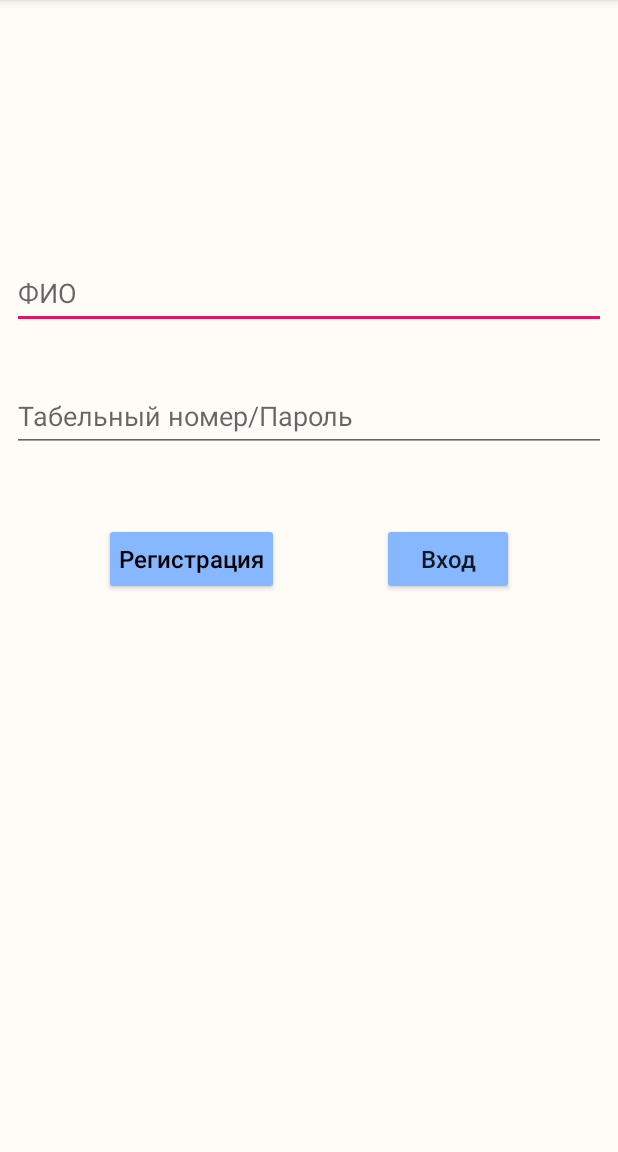
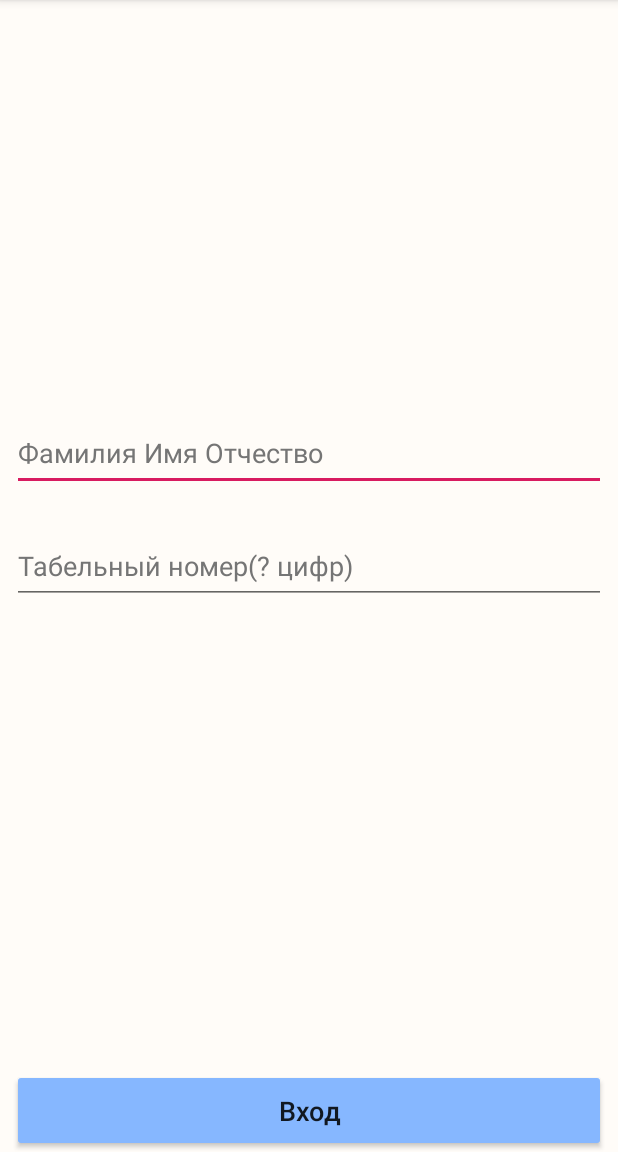
Before and after one commit to Dmitriy2077/Phone_Numbers_List, an Android app: the layout activity_login.xml on its own in the app's theme, with its tools: preview values and no code run, on a phone screen of 412 x 824 dp, the part 84-1236 px from its top. Run offline under Robolectric (Android 15) with nearby library versions, the phone set to English and light mode, and no system bars.

Commit message:
Setup Firebase. Add binding. Some Changes in LoginActivity.kt.

```diff
--- a/app/src/main/AndroidManifest.xml
+++ b/app/src/main/AndroidManifest.xml
@@ -19,7 +19,7 @@
             android:name=".department.DepartmentsListActivity"
             android:exported="false" />
         <activity
-            android:name=".LaunchActivity"
+            android:name=".LoginActivity"
             android:exported="true">
             <intent-filter>
                 <action android:name="android.intent.action.MAIN" />
--- a/app/src/main/res/layout/activity_launch.xml
+++ b/app/src/main/res/layout/activity_login.xml
@@ -5,7 +5,7 @@
     android:layout_width="match_parent"
     android:layout_height="match_parent"
     android:background="@color/dark_white"
-    tools:context=".LaunchActivity">
+    tools:context=".LoginActivity">
 
     <androidx.appcompat.widget.Toolbar
         android:id="@+id/app_toolbar"
@@ -24,19 +24,20 @@
     <EditText
         android:id="@+id/username"
         android:layout_width="0dp"
-        android:layout_height="wrap_content"
+        android:layout_height="50dp"
         android:layout_marginStart="8dp"
         android:layout_marginEnd="8dp"
+        android:layout_marginBottom="25dp"
+        android:autofillHints=""
         android:ems="10"
         android:hint="@string/hide_login"
         android:inputType="textEmailAddress"
-        android:minHeight="48dp"
+        android:minHeight="50dp"
+        android:textColorHint="#757575"
         app:layout_constraintBottom_toTopOf="@+id/password"
         app:layout_constraintEnd_toEndOf="parent"
         app:layout_constraintHorizontal_bias="0.497"
-        app:layout_constraintStart_toStartOf="parent"
-        app:layout_constraintTop_toTopOf="parent"
-        app:layout_constraintVertical_bias="0.87" />
+        app:layout_constraintStart_toStartOf="parent" />
 
     <EditText
         android:id="@+id/password"
@@ -46,48 +47,31 @@
         android:layout_marginEnd="8dp"
         android:ems="10"
         android:hint="@string/hide_password"
+        android:importantForAutofill="no"
         android:inputType="textPassword"
-        android:minHeight="48dp"
+        android:minHeight="50dp"
+        android:textColorHint="#757575"
         app:layout_constraintBottom_toBottomOf="parent"
         app:layout_constraintEnd_toEndOf="parent"
-        app:layout_constraintHorizontal_bias="0.497"
+        app:layout_constraintHorizontal_bias="1.0"
         app:layout_constraintStart_toStartOf="parent"
         app:layout_constraintTop_toTopOf="parent"
-        app:layout_constraintVertical_bias="0.399" />
-
-    <Button
-        android:id="@+id/registration"
-        android:layout_width="wrap_content"
-        android:layout_height="wrap_content"
-        android:backgroundTint="@color/light_blue"
-        android:onClick="onClick"
-        android:padding="10dp"
-        android:text="@string/btn_registration"
-        android:textAllCaps="false"
-        android:textColor="@color/black"
-        android:textSize="16sp"
-        app:layout_constraintBottom_toBottomOf="parent"
-        app:layout_constraintEnd_toStartOf="@+id/login"
-        app:layout_constraintHorizontal_bias="0.5"
-        app:layout_constraintStart_toStartOf="parent"
-        app:layout_constraintTop_toBottomOf="@+id/password"
-        app:layout_constraintVertical_bias="0.113" />
+        app:layout_constraintVertical_bias="0.528" />
 
     <Button
         android:id="@+id/login"
-        android:layout_width="88dp"
+        android:layout_width="0dp"
         android:layout_height="wrap_content"
         android:backgroundTint="@color/light_blue"
-        android:onClick="onClick"
-        android:padding="10dp"
+        android:padding="15dp"
         android:text="@string/btn_login"
         android:textAllCaps="false"
-        android:textSize="16sp"
+        android:textSize="18sp"
         app:layout_constraintBottom_toBottomOf="parent"
-        app:layout_constraintEnd_toEndOf="parent"
-        app:layout_constraintHorizontal_bias="0.5"
-        app:layout_constraintStart_toEndOf="@+id/registration"
+        app:layout_constraintEnd_toEndOf="@+id/password"
+        app:layout_constraintHorizontal_bias="0.0"
+        app:layout_constraintStart_toStartOf="@+id/password"
         app:layout_constraintTop_toBottomOf="@+id/password"
-        app:layout_constraintVertical_bias="0.113" />
+        app:layout_constraintVertical_bias="1.0" />
 
 </androidx.constraintlayout.widget.ConstraintLayout>
--- a/app/src/main/res/values/strings.xml
+++ b/app/src/main/res/values/strings.xml
@@ -13,9 +13,8 @@
     <string name="login_failed">"Login failed"</string>
     <!-- Strings related to launch -->
     <string name="appbar_launch">Телефонный справочник УП \"Мингаз\"</string>
-    <string name="hide_login">ФИО</string>
-    <string name="hide_password">Табельный номер/Пароль</string>
-    <string name="btn_registration">Регистрация</string>
+    <string name="hide_login">Фамилия Имя Отчество</string>
+    <string name="hide_password">Табельный номер(? цифр)</string>
     <string name="btn_login">Вход</string>
 
     <string name="appbar_dep_list">УП \"Мингаз\" - Подразделения</string>
--- a/build.gradle
+++ b/build.gradle
@@ -1,4 +1,8 @@
-// Top-level build file where you can add configuration options common to all sub-projects/modules.
+buildscript {
+    dependencies {
+        classpath 'com.google.gms:google-services:4.3.13'
+    }
+}// Top-level build file where you can add configuration options common to all sub-projects/modules.
 plugins {
     id 'com.android.application' version '7.2.1' apply false
     id 'com.android.library' version '7.2.1' apply false
--- a/gradle.properties
+++ b/gradle.properties
@@ -15,4 +15,4 @@ android.nonTransitiveRClass=true
 kotlin.code.style=official
 org.gradle.jvmargs=-Xmx2048m -Dfile.encoding\=UTF-8
 android.useAndroidX=true
-android.enableJetifier=true
+#android.enableJetifier=true
```
Also changed, not shown: app/build.gradle (+8 -13 lines), app/src/main/java/mingaz/lubinskiy/app/LaunchActivity.kt (deleted, +0 -20 lines), app/src/main/java/mingaz/lubinskiy/app/LoginActivity.kt (added, +27 -0 lines), 1 other file.
